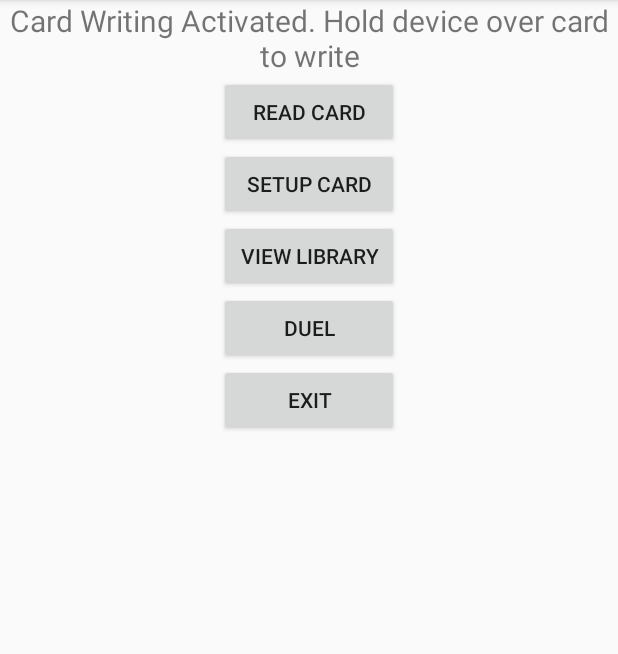
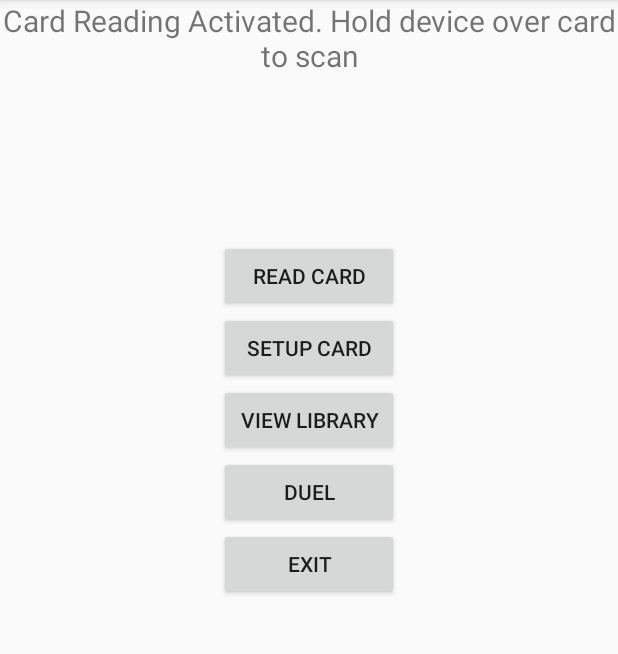
Before and after one commit to ckinne1771/HonoursProject, an Android app: the HomeScreenActivity screen opened directly, with no data from a screen before it, after a tap on "SETUP CARD", on a phone screen of 412 x 824 dp, the part 84-738 px from its top. Run offline under Robolectric (Android 15) with nearby library versions, the phone set to English and light mode, and no system bars; 3 statements that could not run were skipped; 1 other tap on this screen came first.

Commit message:
Fixed Tag detection Bug. working on Write Activity Screen

```diff
--- /dev/null
+++ b/app/src/main/java/com/example/ckinn/honoursproject/SetupCardActivity.java
@@ -0,0 +1,67 @@
+package com.example.ckinn.honoursproject;
+
+import android.nfc.NfcAdapter;
+import android.os.Bundle;
+import android.support.v7.app.AppCompatActivity;
+import android.view.View;
+import android.widget.Button;
+import android.widget.EditText;
+import android.widget.TextView;
+import android.widget.Toast;
+
+/**
+ * Created by ckinn on 16/02/2016.
+ */
+public class SetupCardActivity extends AppCompatActivity {
+    EditText cardEntry;
+    TextView ExplanationText;
+    Button  WriteButton;
+    Button backButton;
+    boolean writeCard = false;
+    NfcAdapter nfcAdapter;
+    protected void onCreate(Bundle savedInstanceState) {
+        super.onCreate(savedInstanceState);
+        setContentView(R.layout.setupcardlayout);
+        cardEntry = (EditText) findViewById(R.id.CardNameEntry);
+        cardEntry.setText("Card Name", TextView.BufferType.EDITABLE);
+        ExplanationText = (TextView) findViewById(R.id.ExplanationText);
+        WriteButton = (Button) findViewById(R.id.WriteButton);
+        backButton = (Button)findViewById(R.id.BackButton);
+
+
+        backButton.setOnClickListener(new View.OnClickListener() {
+            @Override
+            public void onClick(View v) {
+                finish();
+            }
+        });
+
+        WriteButton.setOnClickListener(new View.OnClickListener() {
+            @Override
+            public void onClick(View v) {
+                if(!writeCard)
+                {
+                    writeCard = true;
+                }
+                else if(writeCard)
+                {
+                    writeCard =false;
+                }
+
+            }
+        });
+
+        nfcAdapter = NfcAdapter.getDefaultAdapter(this);
+        if (nfcAdapter == null) {
+            // Stop here, we definitely need NFC
+            Toast.makeText(this, "This device doesn't support NFC.", Toast.LENGTH_LONG).show();
+            finish();
+            return;
+
+        }
+
+
+    }
+
+  //  private void handleIntent()
+}
--- a/app/src/main/res/layout/homescreenlayout.xml
+++ b/app/src/main/res/layout/homescreenlayout.xml
@@ -1,7 +1,8 @@
 <?xml version="1.0" encoding="utf-8"?>
 <LinearLayout xmlns:android="http://schemas.android.com/apk/res/android"
     android:orientation="vertical" android:layout_width="match_parent"
-    android:layout_height="match_parent">
+    android:layout_height="match_parent"
+    android:weightSum="1">
 
     <TextView
         android:layout_width="wrap_content"
@@ -10,7 +11,8 @@
         android:textAlignment="center"
         android:textSize="20dp"
         android:id="@+id/WelcomeText"
-        android:layout_gravity="center_horizontal" />
+        android:layout_gravity="center_horizontal"
+        android:layout_weight="0.23" />
 
     <Button
         android:layout_width="120dp"
```
Also changed, not shown: app/src/main/AndroidManifest.xml (+29 -0 lines), app/src/main/java/com/example/ckinn/honoursproject/HomeScreenActivity.java (+38 -6 lines), app/src/main/res/layout/setupcardlayout.xml (added, +37 -0 lines).
